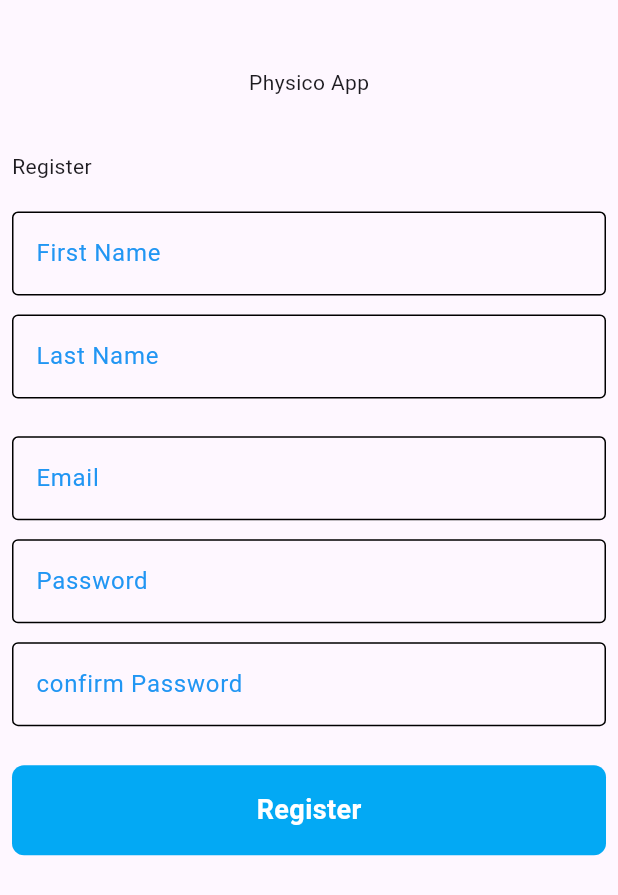
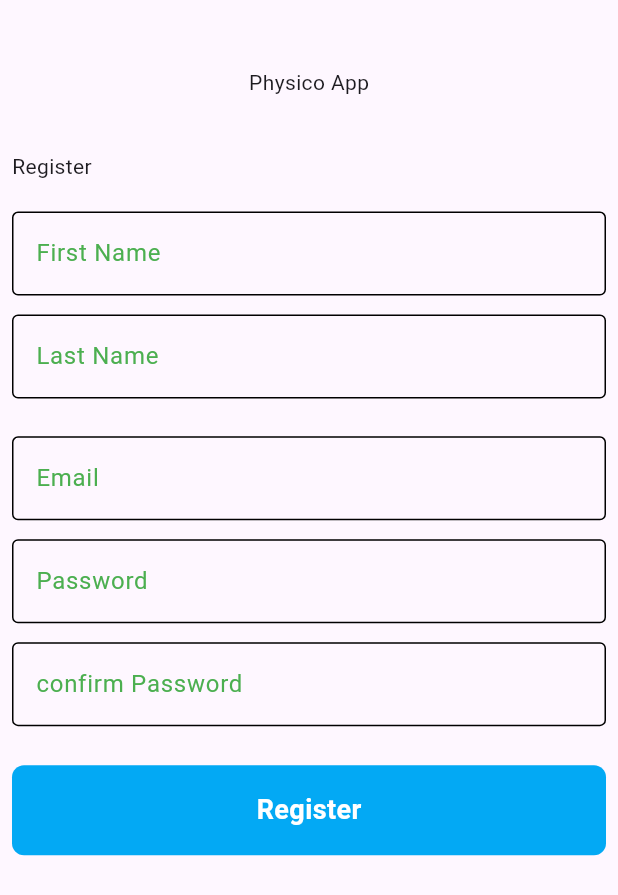
Before and after one commit to Ibrahim8545/Future_Coders, a Flutter app: the SignUpScreen screen opened by its route, on a phone screen of 412 x 824 dp. Shown: the top 895 px of the screen. Run offline on Flutter 3.47's test engine with Material 3 defaults, Android fonts, the phone set to English and light mode, and no system bars; our stand-ins replace flutter_screenutil.

Commit message:
update custom row setting widget

```diff
--- a/lib/features/auth/prestation/widget/custom_textfield.dart
+++ b/lib/features/auth/prestation/widget/custom_textfield.dart
@@ -30,7 +30,7 @@ class CustomTextField extends StatelessWidget {
         label: Text(
           '$hint',
         ),
-        labelStyle: const TextStyle(color: Colors.blue, fontSize: 16.0),
+        labelStyle: const TextStyle(color: Colors.green, fontSize: 16.0),
         border: const OutlineInputBorder(
           borderSide: BorderSide(
             color: Colors.black,
@@ -47,7 +47,7 @@ class CustomTextField extends StatelessWidget {
           ),
         ),
       ),
-      style: TextStyle(
+      style: const TextStyle(
         color: Colors.blue,
       ),
     );
--- a/lib/main.dart
+++ b/lib/main.dart
@@ -20,7 +20,7 @@ class CoursesApp extends StatelessWidget {
         locale: Locale('ar'),
         debugShowCheckedModeBanner: false,
         onGenerateRoute: RouteGenerator.getRoute,
-        initialRoute: Routes.signIn,
+        initialRoute: Routes.mainRoute,
       ),
     );
   }
```
Also changed, not shown: lib/features/main/settings/presentation/widgets/custom_row_text_widget.dart (+8 -4 lines).
